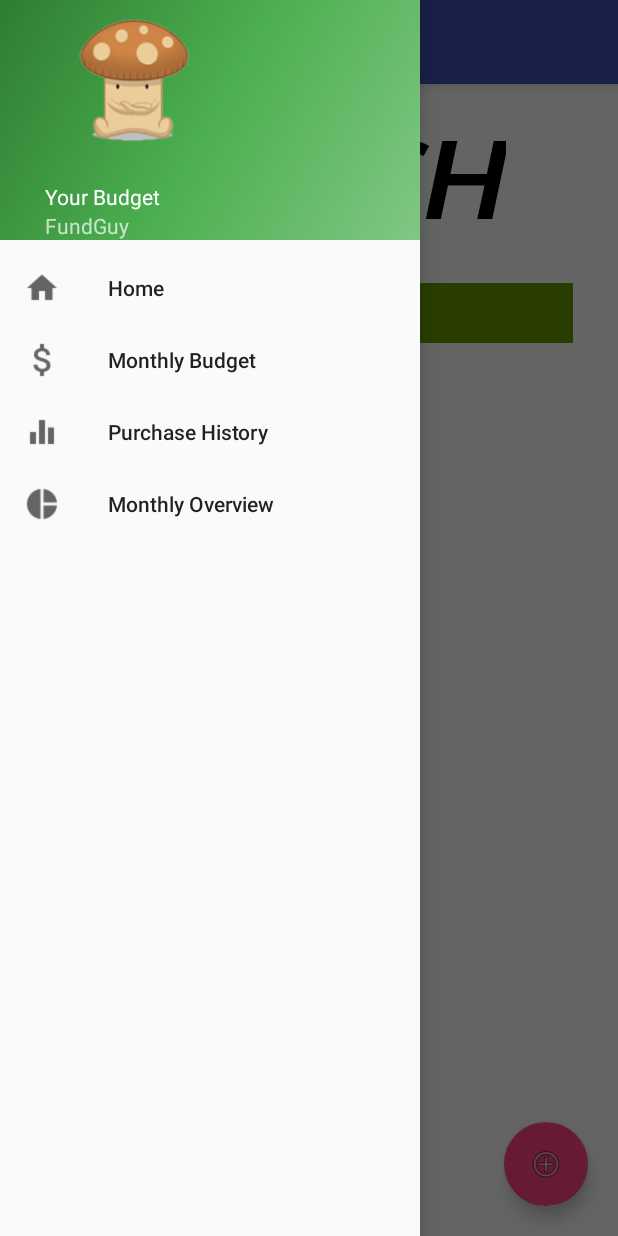
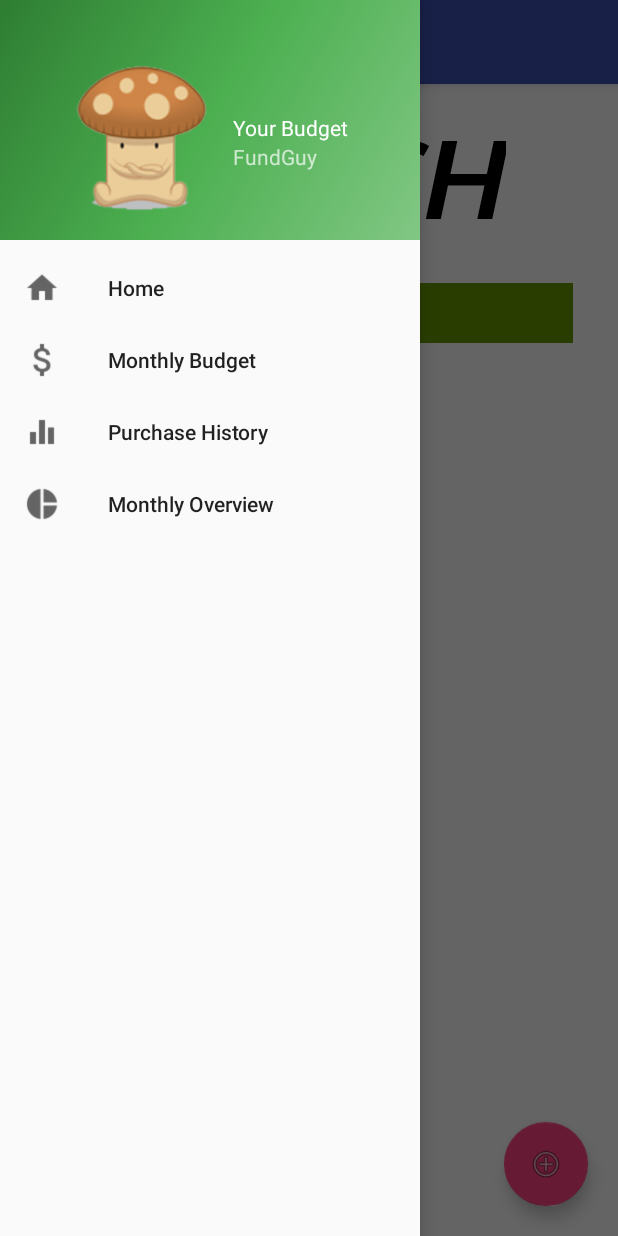
Before and after one commit to bryannaphan/FundGuy, an Android app: the MainActivity screen opened directly, with no data from a screen before it, with the side drawer open, on a phone screen of 412 x 824 dp. Run offline under Robolectric (Android 15) with nearby library versions, the phone set to English and light mode, and no system bars.

Commit message:
fixed navigation icon positioning

```diff
--- a/app/src/main/res/layout/nav_header_main.xml
+++ b/app/src/main/res/layout/nav_header_main.xml
@@ -5,30 +5,34 @@
     android:layout_height="@dimen/nav_header_height"
     android:background="@drawable/side_nav_bar"
     android:gravity="bottom"
-    android:orientation="vertical"
+    android:orientation="horizontal"
     android:paddingLeft="@dimen/activity_horizontal_margin"
     android:paddingRight="@dimen/activity_horizontal_margin"
-    android:theme="@style/ThemeOverlay.AppCompat.Dark"
-    android:weightSum="1">
+    android:theme="@style/ThemeOverlay.AppCompat.Dark">
 
     <ImageView
         android:id="@+id/fundguy"
-        android:layout_width="116dp"
-        android:layout_height="53dp"
+        android:layout_width="125dp"
+        android:layout_height="wrap_content"
         app:srcCompat="@drawable/fundguy"
-        android:layout_weight="0.96" />
+        android:layout_marginTop="25dp" />
+
+    <LinearLayout
+        android:orientation="vertical"
+        android:layout_width="wrap_content"
+        android:layout_height="120dp">
 
         <TextView
-        android:layout_width="match_parent"
+            android:layout_width="182dp"
             android:layout_height="wrap_content"
-        android:paddingTop="@dimen/nav_header_vertical_spacing"
             android:text="Your Budget"
-        android:textAppearance="@style/TextAppearance.AppCompat.Body1" />
+            android:textAppearance="@style/TextAppearance.AppCompat.Body1"
+            android:layout_marginTop="35dp" />
 
         <TextView
             android:id="@+id/textView"
             android:layout_width="wrap_content"
             android:layout_height="wrap_content"
             android:text="FundGuy" />
-
     </LinearLayout>
+</LinearLayout>
```
Lines whose indentation alone changed are shown as unchanged.
